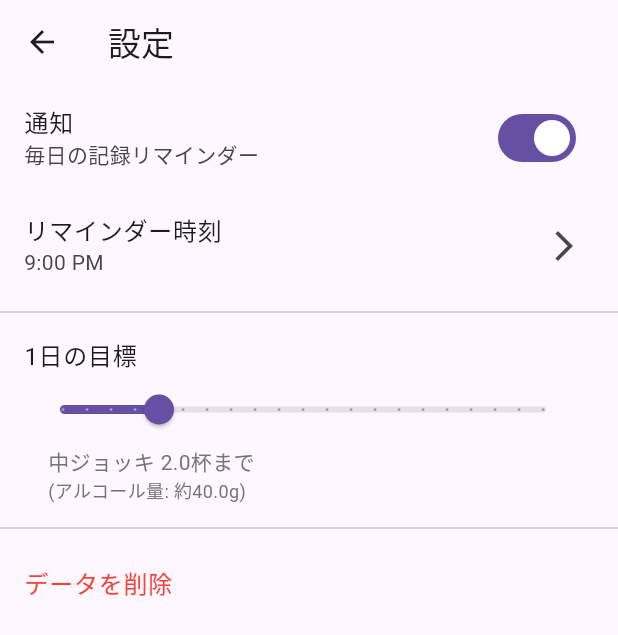
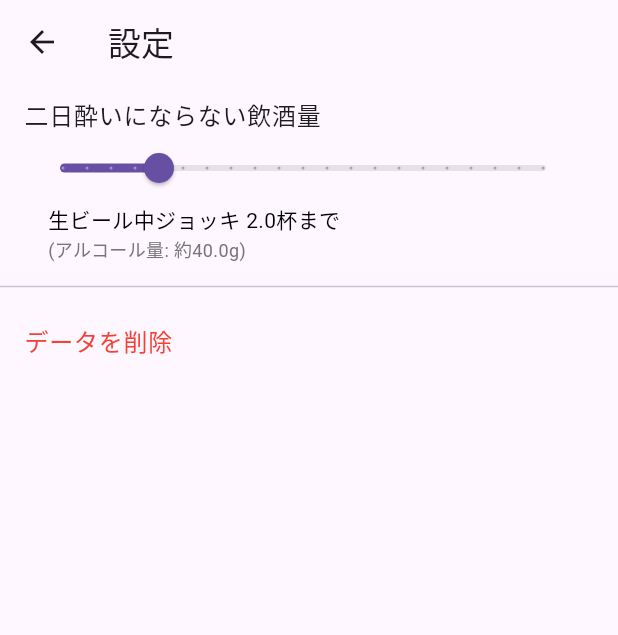
Before and after one commit to cbryotaro/alcohol_counter, a Flutter app: the screen it shows after launch, after a tap on the "settings" icon, on a phone screen of 412 x 824 dp. Shown: the top 635 px of the screen. Run offline on Flutter 3.47's test engine with Material 3 defaults, Android fonts, the phone set to English and light mode, and no system bars; our stand-ins replace shared_preferences.

Commit message:
文言微調整

```diff
--- a/lib/screens/main_screen.dart
+++ b/lib/screens/main_screen.dart
@@ -177,7 +177,7 @@ class _MainScreenState extends State<MainScreen> {
   Widget build(BuildContext context) {
     return Scaffold(
       appBar: AppBar(
-        title: const Text('アルコールカウンター'),
+        title: const Text('飲酒カウンター'),
         actions: [
           IconButton(
             icon: const Icon(Icons.settings),
--- a/lib/screens/settings_screen.dart
+++ b/lib/screens/settings_screen.dart
@@ -10,8 +10,6 @@ class SettingsScreen extends StatefulWidget {
 
 class _SettingsScreenState extends State<SettingsScreen> {
   late SharedPreferences _prefs;
-  bool _enableNotifications = true;
-  TimeOfDay _reminderTime = const TimeOfDay(hour: 21, minute: 0);
   double _dailyLimit = 2.0;
 
   @override
@@ -23,19 +21,11 @@ class _SettingsScreenState extends State<SettingsScreen> {
   Future<void> _loadSettings() async {
     _prefs = await SharedPreferences.getInstance();
     setState(() {
-      _enableNotifications = _prefs.getBool('enableNotifications') ?? true;
-      _reminderTime = TimeOfDay(
-        hour: _prefs.getInt('reminderHour') ?? 21,
-        minute: _prefs.getInt('reminderMinute') ?? 0,
-      );
       _dailyLimit = _prefs.getDouble('dailyLimit') ?? 2.0;
     });
   }
 
   Future<void> _saveSettings() async {
-    await _prefs.setBool('enableNotifications', _enableNotifications);
-    await _prefs.setInt('reminderHour', _reminderTime.hour);
-    await _prefs.setInt('reminderMinute', _reminderTime.minute);
     await _prefs.setDouble('dailyLimit', _dailyLimit);
   }
 
@@ -51,37 +41,8 @@ class _SettingsScreenState extends State<SettingsScreen> {
       ),
       body: ListView(
         children: [
-          SwitchListTile(
-            title: const Text('通知'),
-            subtitle: const Text('毎日の記録リマインダー'),
-            value: _enableNotifications,
-            onChanged: (bool value) {
-              setState(() {
-                _enableNotifications = value;
-              });
-              _saveSettings();
-            },
-          ),
           ListTile(
-            title: const Text('リマインダー時刻'),
-            subtitle: Text('${_reminderTime.format(context)}'),
-            trailing: const Icon(Icons.arrow_forward_ios),
-            onTap: () async {
-              final TimeOfDay? newTime = await showTimePicker(
-                context: context,
-                initialTime: _reminderTime,
-              );
-              if (newTime != null) {
-                setState(() {
-                  _reminderTime = newTime;
-                });
-                _saveSettings();
-              }
-            },
-          ),
-          const Divider(),
-          ListTile(
-            title: const Text('1日の目標'),
+            title: const Text('二日酔いにならない飲酒量'),
             subtitle: Column(
               crossAxisAlignment: CrossAxisAlignment.start,
               children: [
@@ -101,9 +62,9 @@ class _SettingsScreenState extends State<SettingsScreen> {
                 Padding(
                   padding: const EdgeInsets.symmetric(horizontal: 16.0),
                   child: Text(
-                    '中ジョッキ ${_dailyLimit.toStringAsFixed(1)}杯まで',
+                    '生ビール中ジョッキ ${_dailyLimit.toStringAsFixed(1)}杯まで',
                     style: TextStyle(
-                      color: Colors.grey[600],
+                      color: Colors.black,
                       fontSize: 14,
                     ),
                   ),
```
